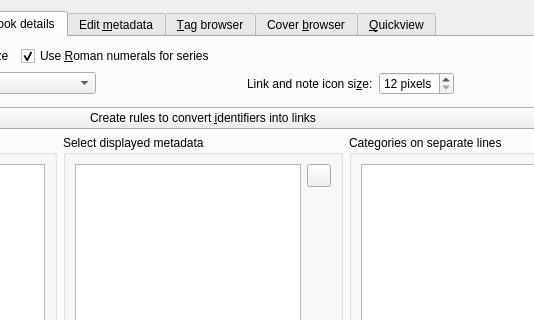
The window that src/calibre/gui2/preferences/look_feel.ui (kovidgoyal/calibre) describes before a commit, drawn with Qt 5; both pictures show x 476 to 1010 and y 0 to 320 of the 1096 by 791 pixel window.
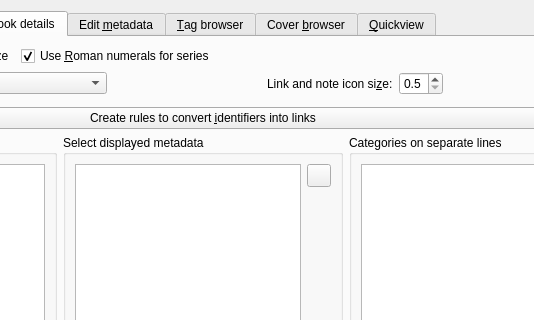
The same window after the commit. The open tabs and pages were chosen to show the change. Icons and pictures are not drawn. Custom widgets are drawn as their Qt base class.

Commit message: Use a scale factor for link & note icons instead of an absolute size.

Diff of the .ui file:
```diff
--- a/src/calibre/gui2/preferences/look_feel.ui
+++ b/src/calibre/gui2/preferences/look_feel.ui
@@ -1003,18 +1003,21 @@
           </widget>
          </item>
          <item>
-          <widget class="QSpinBox" name="opt_book_details_note_link_icon_width">
+          <widget class="QDoubleSpinBox" name="opt_book_details_note_link_icon_width">
            <property name="toolTip">
             <string>Specify the size (width and height) of the links and notes icons</string>
            </property>
-           <property name="suffix">
-            <string> pixels</string>
-           </property>
-           <property name="maximum">
-            <number>48</number>
+           <property name="decimals">
+            <number>1</number>
            </property>
            <property name="minimum">
-            <number>12</number>
+            <double>0.5</double>
+           </property>
+           <property name="maximum">
+            <double>4.0</double>
+           </property>
+           <property name="singleStep">
+            <double>0.1</double>
            </property>
           </widget>
          </item>
```
Left out of the diff: 3 changed lines with no effect on the pictures. The commit also changes 2 other files.
